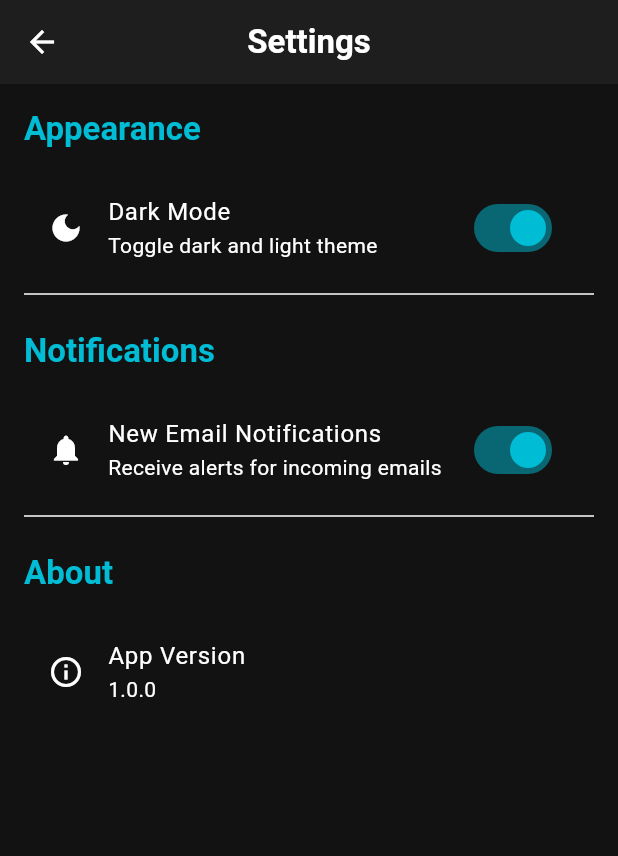
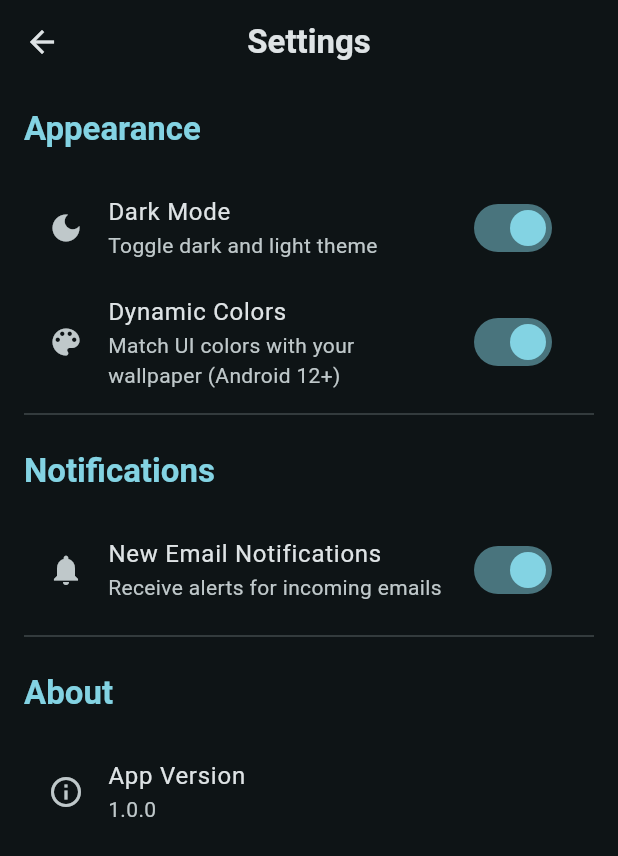
Before and after one commit to Sabari-Vasan-SM/mail_dude, a Flutter app: the SettingsScreen screen opened directly, after a tap on "Dark Mode", on a phone screen of 412 x 824 dp. Shown: the top 856 px of the screen. Run offline on Flutter 3.47's test engine with Material 3 defaults, Android fonts, the light colour scheme and no system bars; drawn by our look-alikes of dynamic_color; our stand-ins replace firebase_core, firebase_database, google_fonts, shared_preferences, shimmer; accounts and stored records are empty; statements that could not run were skipped.

Commit message:
local storage  to store dataaa

```diff
--- a/lib/main.dart
+++ b/lib/main.dart
@@ -1,14 +1,20 @@
 import 'package:flutter/material.dart';
 import 'package:firebase_core/firebase_core.dart';
 import 'package:provider/provider.dart';
+import 'package:shared_preferences/shared_preferences.dart';
+import 'package:dynamic_color/dynamic_color.dart';
+
 import 'themes/app_theme.dart';
-import 'themes/theme_provider.dart';
+import 'providers/settings_provider.dart';
 import 'services/firebase_service.dart' as local_db;
 import 'screens/email_list_screen.dart';
 import 'firebase_options.dart';
 
 void main() async {
   WidgetsFlutterBinding.ensureInitialized();
+
+  // Initialize SharedPreferences
+  final prefs = await SharedPreferences.getInstance();
 
   try {
     await Firebase.initializeApp(
@@ -21,7 +27,7 @@ void main() async {
   runApp(
     MultiProvider(
       providers: [
-        ChangeNotifierProvider(create: (_) => ThemeProvider()),
+        ChangeNotifierProvider(create: (_) => SettingsProvider(prefs)),
         Provider(create: (_) => local_db.FirebaseService()),
       ],
       child: const MailDudeApp(),
@@ -34,15 +40,38 @@ class MailDudeApp extends StatelessWidget {
 
   @override
   Widget build(BuildContext context) {
-    final themeProvider = Provider.of<ThemeProvider>(context);
+    final settingsProvider = Provider.of<SettingsProvider>(context);
 
-    return MaterialApp(
-      title: 'mailDUDE',
-      debugShowCheckedModeBanner: false,
-      theme: AppTheme.lightTheme,
-      darkTheme: AppTheme.darkTheme,
-      themeMode: themeProvider.themeMode,
-      home: const EmailListScreen(),
+    return DynamicColorBuilder(
+      builder: (ColorScheme? lightDynamic, ColorScheme? darkDynamic) {
+        ColorScheme lightColorScheme;
+        ColorScheme darkColorScheme;
+
+        if (lightDynamic != null && darkDynamic != null && settingsProvider.useDynamicColor) {
+          // On Android S+ devices, use the dynamic color scheme
+          lightColorScheme = lightDynamic.harmonized();
+          darkColorScheme = darkDynamic.harmonized();
+        } else {
+          // Otherwise, use fallback scheme
+          lightColorScheme = ColorScheme.fromSeed(
+            seedColor: AppTheme.primaryColor,
+            brightness: Brightness.light,
+          );
+          darkColorScheme = ColorScheme.fromSeed(
+            seedColor: AppTheme.primaryColor,
+            brightness: Brightness.dark,
+          );
+        }
+
+        return MaterialApp(
+          title: 'mailDUDE',
+          debugShowCheckedModeBanner: false,
+          theme: AppTheme.getLightTheme(lightColorScheme),
+          darkTheme: AppTheme.getDarkTheme(darkColorScheme),
+          themeMode: settingsProvider.themeMode,
+          home: const EmailListScreen(),
+        );
+      },
     );
   }
 }
--- /dev/null
+++ b/lib/providers/settings_provider.dart
@@ -0,0 +1,75 @@
+import 'package:flutter/material.dart';
+import 'package:shared_preferences/shared_preferences.dart';
+
+class SettingsProvider extends ChangeNotifier {
+  final SharedPreferences _prefs;
+
+  SettingsProvider(this._prefs) {
+    _loadSettings();
+  }
+
+  // State
+  ThemeMode _themeMode = ThemeMode.system;
+  bool _useDynamicColor = true;
+  List<String> _starredEmails = [];
+  List<String> _deletedEmails = [];
+
+  // Getters
+  ThemeMode get themeMode => _themeMode;
+  bool get useDynamicColor => _useDynamicColor;
+  List<String> get starredEmails => _starredEmails;
+  List<String> get deletedEmails => _deletedEmails;
+
+  // Load from prefs
+  void _loadSettings() {
+    final themeIndex = _prefs.getInt('themeMode') ?? 0;
+    _themeMode = ThemeMode.values[themeIndex];
+
+    _useDynamicColor = _prefs.getBool('useDynamicColor') ?? true;
+    _starredEmails = _prefs.getStringList('starredEmails') ?? [];
+    _deletedEmails = _prefs.getStringList('deletedEmails') ?? [];
+    notifyListeners();
+  }
+
+  // Setters
+  Future<void> setThemeMode(ThemeMode mode) async {
+    _themeMode = mode;
+    await _prefs.setInt('themeMode', mode.index);
+    notifyListeners();
+  }
+
+  Future<void> setUseDynamicColor(bool useDynamic) async {
+    _useDynamicColor = useDynamic;
+    await _prefs.setBool('useDynamicColor', useDynamic);
+    notifyListeners();
+  }
+
+  Future<void> toggleStar(String emailId) async {
+    if (_starredEmails.contains(emailId)) {
+      _starredEmails.remove(emailId);
+    } else {
+      _starredEmails.add(emailId);
+    }
+    await _prefs.setStringList('starredEmails', _starredEmails);
+    notifyListeners();
+  }
+
+  bool isStarred(String emailId) => _starredEmails.contains(emailId);
+
+  Future<void> deleteEmail(String emailId) async {
+    if (!_deletedEmails.contains(emailId)) {
+      _deletedEmails.add(emailId);
+      await _prefs.setStringList('deletedEmails', _deletedEmails);
+
+      // Also unstar if it was starred
+      if (_starredEmails.contains(emailId)) {
+        _starredEmails.remove(emailId);
+        await _prefs.setStringList('starredEmails', _starredEmails);
+      }
+
+      notifyListeners();
+    }
+  }
+
+  bool isDeleted(String emailId) => _deletedEmails.contains(emailId);
+}
--- a/lib/screens/email_list_screen.dart
+++ b/lib/screens/email_list_screen.dart
@@ -3,6 +3,7 @@ import 'package:provider/provider.dart';
 import '../models/email_model.dart';
 import '../services/firebase_service.dart';
 import '../services/search_service.dart';
+import '../providers/settings_provider.dart';
 import '../widgets/email_card.dart';
 import '../widgets/custom_search_bar.dart';
 import '../widgets/empty_state.dart';
@@ -48,6 +49,7 @@ class _EmailListScreenState extends State<EmailListScreen> {
   @override
   Widget build(BuildContext context) {
     final theme = Theme.of(context);
+    final settingsProvider = Provider.of<SettingsProvider>(context);
 
     return Scaffold(
       appBar: AppBar(
@@ -59,9 +61,7 @@ class _EmailListScreenState extends State<EmailListScreen> {
         actions: [
           IconButton(
             icon: const Icon(Icons.search),
-            onPressed: () {
-              // Focus search bar if needed
-            },
+            onPressed: () {},
           ),
           IconButton(
             icon: const Icon(Icons.settings),
@@ -103,10 +103,20 @@ class _EmailListScreenState extends State<EmailListScreen> {
                   );
                 }
 
-                final emails = snapshot.data ?? [];
+                var emails = snapshot.data ?? [];
+
+                // Filter out locally deleted emails
+                emails = emails.where((email) => !settingsProvider.isDeleted(email.id)).toList();
+
+                // Filter by tabs (Starred)
+                if (_currentIndex == 1) { // Starred tab
+                  emails = emails.where((email) => settingsProvider.isStarred(email.id)).toList();
+                }
+
+                // Filter by search query
                 final filteredEmails = SearchService.filterEmails(emails, _searchQuery);
 
-                if (filteredEmails.isEmpty && _searchQuery.isEmpty) {
+                if (filteredEmails.isEmpty) {
                   return EmptyState(onRefresh: _handleRefresh);
                 }
 
@@ -118,10 +128,16 @@ class _EmailListScreenState extends State<EmailListScreen> {
                       padding: const EdgeInsets.symmetric(horizontal: 16.0, vertical: 8.0),
                       child: Row(
                         children: [
-                          Icon(Icons.mail_outline, size: 20, color: theme.colorScheme.primary),
+                          Icon(
+                            _currentIndex == 1 ? Icons.star : Icons.mail_outline,
+                            size: 20,
+                            color: theme.colorScheme.primary,
+                          ),
                           const SizedBox(width: 8),
                           Text(
-                            'EMAILS (${filteredEmails.length})',
+                            _currentIndex == 1
+                                ? 'STARRED (${filteredEmails.length})'
+                                : 'EMAILS (${filteredEmails.length})',
                             style: theme.textTheme.labelMedium?.copyWith(
                               color: theme.colorScheme.primary,
                               fontWeight: FontWeight.bold,
@@ -184,8 +200,6 @@ class _EmailListScreenState extends State<EmailListScreen> {
       ),
       floatingActionButton: FloatingActionButton(
         onPressed: () {},
-        backgroundColor: theme.colorScheme.primary,
-        foregroundColor: Colors.white,
         child: const Icon(Icons.edit),
       ),
       bottomNavigationBar: BottomNavigationBar(
@@ -197,7 +211,8 @@ class _EmailListScreenState extends State<EmailListScreen> {
         },
         items: const [
           BottomNavigationBarItem(
-            icon: Icon(Icons.mail),
+            icon: Icon(Icons.mail_outline),
+            activeIcon: Icon(Icons.mail),
             label: 'Emails',
           ),
           BottomNavigationBarItem(
--- a/lib/screens/settings_screen.dart
+++ b/lib/screens/settings_screen.dart
@@ -1,18 +1,18 @@
 import 'package:flutter/material.dart';
 import 'package:provider/provider.dart';
-import '../themes/theme_provider.dart';
+import '../providers/settings_provider.dart';
 
 class SettingsScreen extends StatelessWidget {
   const SettingsScreen({Key? key}) : super(key: key);
 
   @override
   Widget build(BuildContext context) {
-    final themeProvider = Provider.of<ThemeProvider>(context);
+    final settingsProvider = Provider.of<SettingsProvider>(context);
     final theme = Theme.of(context);
 
     // Determine current brightness correctly including system default
-    final isDarkMode = themeProvider.themeMode == ThemeMode.dark ||
-        (themeProvider.themeMode == ThemeMode.system &&
+    final isDarkMode = settingsProvider.themeMode == ThemeMode.dark ||
+        (settingsProvider.themeMode == ThemeMode.system &&
             MediaQuery.of(context).platformBrightness == Brightness.dark);
 
     return Scaffold(
@@ -34,9 +34,19 @@ class SettingsScreen extends StatelessWidget {
             subtitle: const Text('Toggle dark and light theme'),
             value: isDarkMode,
             onChanged: (value) {
-              themeProvider.toggleTheme(value);
+              settingsProvider.setThemeMode(value ? ThemeMode.dark : ThemeMode.light);
             },
             secondary: Icon(isDarkMode ? Icons.dark_mode : Icons.light_mode),
+            activeColor: theme.colorScheme.primary,
+          ),
+          SwitchListTile(
+            title: const Text('Dynamic Colors'),
+            subtitle: const Text('Match UI colors with your wallpaper (Android 12+)'),
+            value: settingsProvider.useDynamicColor,
+            onChanged: (value) {
+              settingsProvider.setUseDynamicColor(value);
+            },
+            secondary: const Icon(Icons.color_lens),
             activeColor: theme.colorScheme.primary,
           ),
           const Divider(),
--- a/lib/themes/app_theme.dart
+++ b/lib/themes/app_theme.dart
@@ -2,139 +2,118 @@ import 'package:flutter/material.dart';
 import 'package:google_fonts/google_fonts.dart';
 
 class AppTheme {
-  // Light Mode Colors
+  // Fallback Light Mode Colors
   static const Color primaryColor = Color(0xFF00BCD4);
-  static const Color secondaryColor = Color(0xFF64B5F6);
-  static const Color tertiaryColor = Color(0xFF81C784);
-  static const Color errorColor = Color(0xFFEF5350);
   static const Color backgroundColor = Color(0xFFFFFFFF);
-  static const Color surfaceColor = Color(0xFFF5F5F5);
 
-  // Dark Mode Colors
+  // Fallback Dark Mode Colors
   static const Color darkBackgroundColor = Color(0xFF121212);
   static const Color darkSurfaceColor = Color(0xFF1E1E1E);
 
-  static TextTheme _buildTextTheme(TextTheme base) {
+  static TextTheme _buildTextTheme(TextTheme base, ColorScheme colorScheme) {
     return base.copyWith(
       displayLarge: GoogleFonts.roboto(
         fontSize: 57,
         fontWeight: FontWeight.bold,
+        color: colorScheme.onSurface,
       ),
       headlineMedium: GoogleFonts.roboto(
         fontSize: 28,
         fontWeight: FontWeight.w600, // semibold
+        color: colorScheme.onSurface,
       ),
       titleLarge: GoogleFonts.roboto(
         fontSize: 22,
         fontWeight: FontWeight.w600, // semibold
+        color: colorScheme.onSurface,
+      ),
+      titleMedium: GoogleFonts.roboto(
+        fontSize: 16,
+        fontWeight: FontWeight.w600, // semibold
+        color: colorScheme.onSurface,
       ),
       bodyLarge: GoogleFonts.roboto(
         fontSize: 16,
         fontWeight: FontWeight.w400, // regular
+        color: colorScheme.onSurface,
       ),
       bodyMedium: GoogleFonts.roboto(
         fontSize: 14,
         fontWeight: FontWeight.w400, // regular
+        color: colorScheme.onSurface,
       ),
       labelSmall: GoogleFonts.roboto(
         fontSize: 12,
         fontWeight: FontWeight.w500, // medium
+        color: colorScheme.onSurfaceVariant,
       ),
     );
   }
 
-  static ThemeData get lightTheme {
+  static ThemeData getLightTheme(ColorScheme colorScheme) {
     final base = ThemeData.light();
     return base.copyWith(
-      colorScheme: ColorScheme.light(
-        primary: primaryColor,
-        secondary: secondaryColor,
-        tertiary: tertiaryColor,
-        error: errorColor,
-        background: backgroundColor,
-        surface: surfaceColor,
-      ),
-      scaffoldBackgroundColor: backgroundColor,
-      textTheme: _buildTextTheme(base.textTheme),
+      colorScheme: colorScheme,
+      scaffoldBackgroundColor: colorScheme.background,
+      textTheme: _buildTextTheme(base.textTheme, colorScheme),
       useMaterial3: true,
       cardTheme: CardThemeData(
-        color: Colors.white,
+        color: colorScheme.surface,
         elevation: 0,
         shape: RoundedRectangleBorder(
           borderRadius: BorderRadius.circular(16),
-          side: BorderSide(color: Colors.grey.shade300, width: 1),
+          side: BorderSide(color: colorScheme.outlineVariant, width: 1),
         ),
       ),
-      bottomNavigationBarTheme: const BottomNavigationBarThemeData(
-        backgroundColor: Colors.white,
-        selectedItemColor: primaryColor,
-        unselectedItemColor: Colors.grey,
+      bottomNavigationBarTheme: BottomNavigationBarThemeData(
+        backgroundColor: colorScheme.surface,
+        selectedItemColor: colorScheme.primary,
+        unselectedItemColor: colorScheme.onSurfaceVariant,
         elevation: 8,
       ),
-      elevatedButtonTheme: ElevatedButtonThemeData(
-        style: ElevatedButton.styleFrom(
-          backgroundColor: primaryColor,
-          foregroundColor: Colors.white,
-          elevation: 2,
-          shape: RoundedRectangleBorder(
-            borderRadius: BorderRadius.circular(28),
-          ),
-          padding: const EdgeInsets.symmetric(horizontal: 24, vertical: 12),
-        ),
-      ),
-      appBarTheme: const AppBarTheme(
-        backgroundColor: primaryColor,
-        foregroundColor: Colors.white,
+      appBarTheme: AppBarTheme(
+        backgroundColor: colorScheme.primary,
+        foregroundColor: colorScheme.onPrimary,
         elevation: 0,
         centerTitle: true,
+      ),
+      floatingActionButtonTheme: FloatingActionButtonThemeData(
+        backgroundColor: colorScheme.primary,
+        foregroundColor: colorScheme.onPrimary,
       ),
     );
   }
 
-  static ThemeData get darkTheme {
+  static ThemeData getDarkTheme(ColorScheme colorScheme) {
     final base = ThemeData.dark();
     return base.copyWith(
-      colorScheme: ColorScheme.dark(
-        primary: primaryColor,
-        secondary: secondaryColor,
-        tertiary: tertiaryColor,
-        error: errorColor,
-        background: darkBackgroundColor,
-        surface: darkSurfaceColor,
-      ),
-      scaffoldBackgroundColor: darkBackgroundColor,
-      textTheme: _buildTextTheme(base.textTheme),
+      colorScheme: colorScheme,
+      scaffoldBackgroundColor: colorScheme.background,
+      textTheme: _buildTextTheme(base.textTheme, colorScheme),
       useMaterial3: true,
       cardTheme: CardThemeData(
-        color: darkSurfaceColor,
+        color: colorScheme.surface,
         elevation: 0,
         shape: RoundedRectangleBorder(
           borderRadius: BorderRadius.circular(16),
-          side: BorderSide(color: Colors.grey.shade800, width: 1),
+          side: BorderSide(color: colorScheme.outlineVariant, width: 1),
         ),
       ),
-      bottomNavigationBarTheme: const BottomNavigationBarThemeData(
-        backgroundColor: Color(0xFF1E1E1E),
-        selectedItemColor: primaryColor,
-        unselectedItemColor: Colors.grey,
+      bottomNavigationBarTheme: BottomNavigationBarThemeData(
+        backgroundColor: colorScheme.surfaceVariant,
+        selectedItemColor: colorScheme.primary,
+        unselectedItemColor: colorScheme.onSurfaceVariant,
         elevation: 8,
       ),
-      elevatedButtonTheme: ElevatedButtonThemeData(
-        style: ElevatedButton.styleFrom(
-          backgroundColor: primaryColor,
-          foregroundColor: Colors.white,
-          elevation: 2,
-          shape: RoundedRectangleBorder(
-            borderRadius: BorderRadius.circular(28),
-          ),
-          padding: const EdgeInsets.symmetric(horizontal: 24, vertical: 12),
-        ),
-      ),
-      appBarTheme: const AppBarTheme(
-        backgroundColor: darkSurfaceColor,
-        foregroundColor: Colors.white,
+      appBarTheme: AppBarTheme(
+        backgroundColor: colorScheme.surface,
+        foregroundColor: colorScheme.onSurface,
         elevation: 0,
         centerTitle: true,
+      ),
+      floatingActionButtonTheme: FloatingActionButtonThemeData(
+        backgroundColor: colorScheme.primary,
+        foregroundColor: colorScheme.onPrimary,
       ),
     );
   }
--- a/lib/themes/theme_provider.dart
+++ /dev/null
@@ -1,21 +0,0 @@
-import 'package:flutter/material.dart';
-
-class ThemeProvider extends ChangeNotifier {
-  ThemeMode _themeMode = ThemeMode.system;
-
-  ThemeMode get themeMode => _themeMode;
-
-  bool get isDarkMode {
-    if (_themeMode == ThemeMode.system) {
-      // Cannot reliably get system brightness without context here,
-      // but UI will adapt. Let's just return false for explicit toggle check.
-      return false;
-    }
-    return _themeMode == ThemeMode.dark;
-  }
-
-  void toggleTheme(bool isDark) {
-    _themeMode = isDark ? ThemeMode.dark : ThemeMode.light;
-    notifyListeners();
-  }
-}
--- a/pubspec.yaml
+++ b/pubspec.yaml
@@ -42,6 +42,8 @@ dependencies:
   google_fonts: ^8.1.0
   connectivity_plus: ^7.2.0
   provider: ^6.1.5+1
+  shared_preferences: ^2.5.5
+  dynamic_color: ^1.8.1
 
 dev_dependencies:
   flutter_test:
```
Also changed, not shown: lib/screens/email_detail_screen.dart (+28 -15 lines), pubspec.lock, 5 other files.
